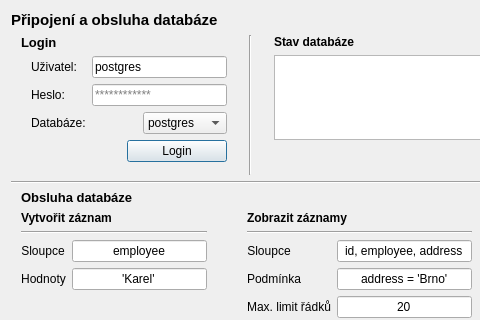
Before: the Qt Designer form UIs/DatabaseTab.ui in stejskald/Test-Station-QtDesktopApp, drawn with Qt 5; both pictures show x 0 to 480 and y 0 to 320 of the 1196 by 895 pixel window.
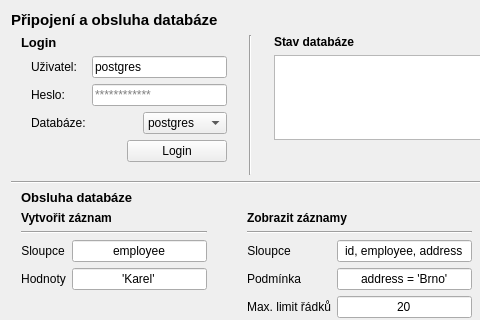
After: the same form once the commit is applied.

Diff of the .ui file:
```diff
--- a/UIs/DatabaseTab.ui
+++ b/UIs/DatabaseTab.ui
@@ -240,9 +240,12 @@
            <property name="text">
             <string>Login</string>
            </property>
-           <property name="default">
+           <property name="autoDefault">
             <bool>true</bool>
            </property>
+           <property name="default">
+            <bool>false</bool>
+           </property>
           </widget>
          </item>
         </layout>
```
Left out of the diff: 40 changed lines with no effect on the pictures.
